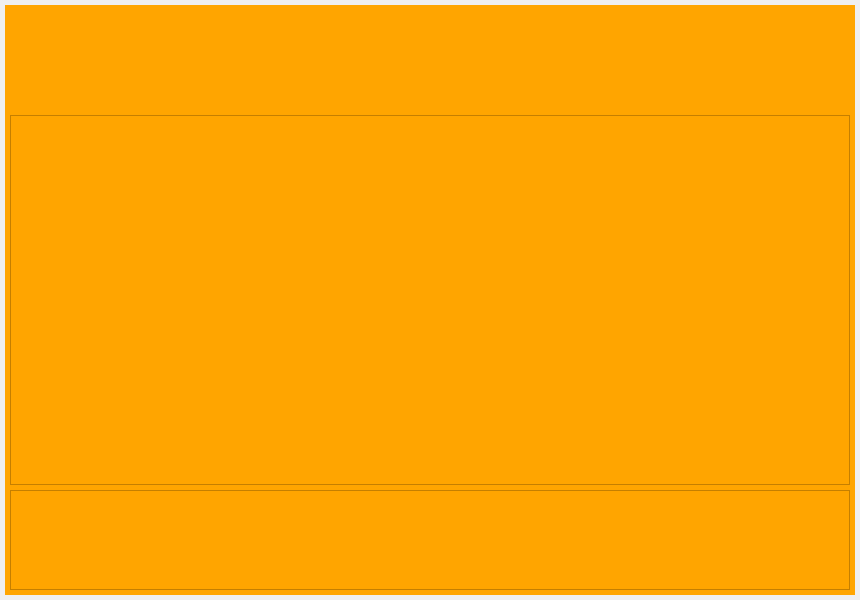
Above: gui/uis/pages/main_pages.ui from arturfarriols/MedicalApp before the change. Below: the same form after it.
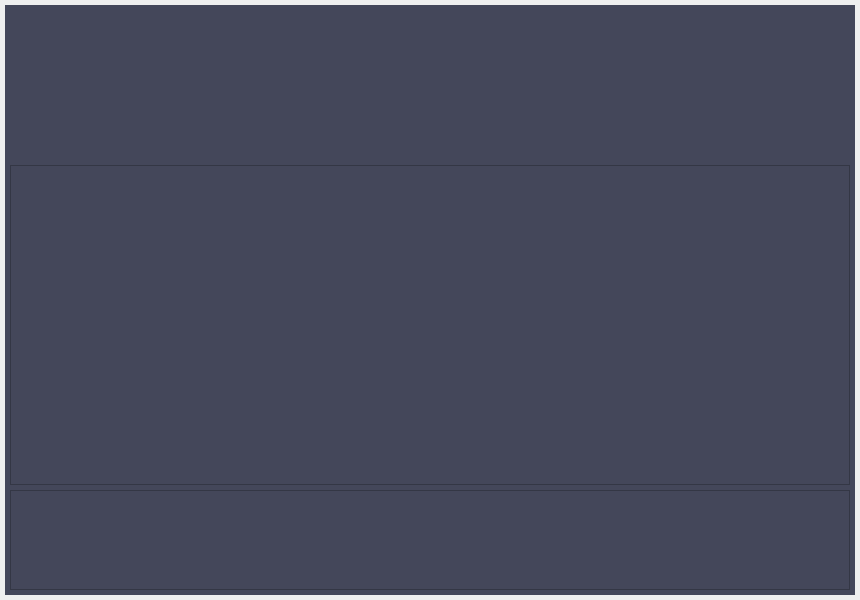
That is the form after the change. The open tabs and pages were chosen to show the change.

What changed in the file:
```diff
--- a/gui/uis/pages/main_pages.ui
+++ b/gui/uis/pages/main_pages.ui
@@ -59,7 +59,7 @@
      </widget>
      <widget class="QWidget" name="page_2">
       <property name="styleSheet">
-       <string notr="true">background: orange;</string>
+       <string notr="true">background: #44475a;</string>
       </property>
       <layout class="QVBoxLayout" name="page_2_layout">
        <property name="spacing">
@@ -82,7 +82,7 @@
          <property name="maximumSize">
           <size>
            <width>16777215</width>
-           <height>100</height>
+           <height>150</height>
           </size>
          </property>
          <property name="font">
@@ -101,16 +101,16 @@
            <number>0</number>
           </property>
           <property name="leftMargin">
-           <number>0</number>
+           <number>50</number>
           </property>
           <property name="topMargin">
-           <number>0</number>
+           <number>20</number>
           </property>
           <property name="rightMargin">
-           <number>0</number>
+           <number>50</number>
           </property>
           <property name="bottomMargin">
-           <number>0</number>
+           <number>20</number>
           </property>
          </layout>
         </widget>
@@ -128,16 +128,16 @@
            <number>0</number>
           </property>
           <property name="leftMargin">
-           <number>0</number>
+           <number>50</number>
           </property>
           <property name="topMargin">
            <number>0</number>
           </property>
           <property name="rightMargin">
-           <number>0</number>
+           <number>50</number>
           </property>
           <property name="bottomMargin">
-           <number>0</number>
+           <number>20</number>
           </property>
          </layout>
         </widget>
```
Left out of the diff: 6 changed lines with no effect on the pictures.
